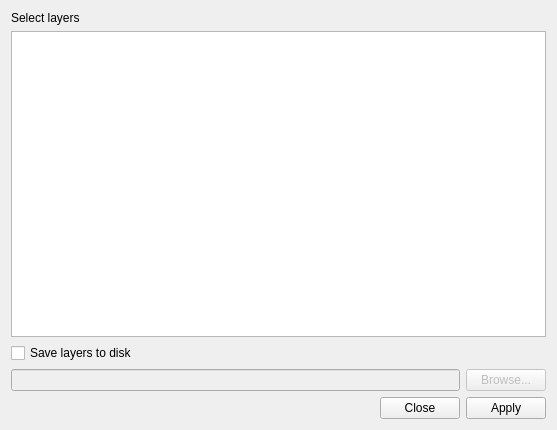
This is forms/hcmgis_opendata_form.ui in thangqd/HCMGIS as Qt 5 draws it before an edit. The edited form follows.
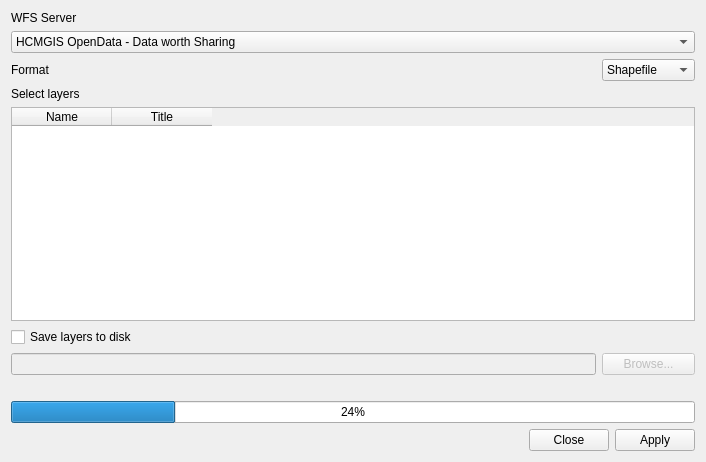
This is the edited form.

Commit message:
update download OpenData
update download OpenData

Diff of the .ui file:
```diff
--- a/forms/hcmgis_opendata_form.ui
+++ b/forms/hcmgis_opendata_form.ui
@@ -12,8 +12,8 @@
    <rect>
     <x>0</x>
     <y>0</y>
-    <width>557</width>
-    <height>430</height>
+    <width>706</width>
+    <height>462</height>
    </rect>
   </property>
   <property name="mouseTracking">
@@ -22,37 +22,169 @@
   <property name="windowTitle">
    <string>HCMGIS OpenData</string>
   </property>
-  <layout class="QVBoxLayout" name="verticalLayout">
-   <item>
-    <widget class="QLabel" name="label_4">
-     <property name="layoutDirection">
-      <enum>Qt::LeftToRight</enum>
-     </property>
-     <property name="text">
-      <string>Select layers</string>
-     </property>
-     <property name="alignment">
-      <set>Qt::AlignLeading|Qt::AlignLeft|Qt::AlignVCenter</set>
-     </property>
-    </widget>
-   </item>
-   <item>
-    <widget class="QListWidget" name="sourcelayers">
-     <property name="selectionMode">
-      <enum>QAbstractItemView::ExtendedSelection</enum>
-     </property>
-    </widget>
-   </item>
-   <item>
-    <widget class="QCheckBox" name="ChkSaveShapefile">
-     <property name="text">
-      <string>Save layers to disk</string>
-     </property>
-    </widget>
-   </item>
-   <item>
+  <layout class="QGridLayout" name="gridLayout_2">
+   <item row="4" column="0" colspan="2">
     <layout class="QGridLayout" name="gridLayout">
-     <item row="0" column="1">
+     <item row="4" column="1">
+      <widget class="QComboBox" name="CboFormat">
+       <item>
+        <property name="text">
+         <string>Shapefile</string>
+        </property>
+       </item>
+       <item>
+        <property name="text">
+         <string>SHAPE-ZIP</string>
+        </property>
+       </item>
+       <item>
+        <property name="text">
+         <string>JSON</string>
+        </property>
+       </item>
+       <item>
+        <property name="text">
+         <string>KML</string>
+        </property>
+       </item>
+       <item>
+        <property name="text">
+         <string>GML2</string>
+        </property>
+       </item>
+       <item>
+        <property name="text">
+         <string>GML3</string>
+        </property>
+       </item>
+      </widget>
+     </item>
+     <item row="4" column="0">
+      <widget class="QLabel" name="LblFormat">
+       <property name="text">
+        <string>Format</string>
+       </property>
+      </widget>
+     </item>
+     <item row="7" column="0" colspan="2">
+      <widget class="QTableWidget" name="TblWFSLayers">
+       <property name="sizePolicy">
+        <sizepolicy hsizetype="Expanding" vsizetype="Expanding">
+         <horstretch>0</horstretch>
+         <verstretch>0</verstretch>
+        </sizepolicy>
+       </property>
+       <property name="layoutDirection">
+        <enum>Qt::LeftToRight</enum>
+       </property>
+       <property name="dragDropMode">
+        <enum>QAbstractItemView::NoDragDrop</enum>
+       </property>
+       <property name="sortingEnabled">
+        <bool>true</bool>
+       </property>
+       <attribute name="horizontalHeaderCascadingSectionResizes">
+        <bool>false</bool>
+       </attribute>
+       <attribute name="horizontalHeaderStretchLastSection">
+        <bool>false</bool>
+       </attribute>
+       <column>
+        <property name="text">
+         <string>Name</string>
+        </property>
+       </column>
+       <column>
+        <property name="text">
+         <string>Title</string>
+        </property>
+       </column>
+      </widget>
+     </item>
+     <item row="3" column="0" colspan="2">
+      <widget class="QComboBox" name="cboWFSProvider">
+       <item>
+        <property name="text">
+         <string>HCMGIS OpenData - Data worth Sharing</string>
+        </property>
+       </item>
+       <item>
+        <property name="text">
+         <string>OpenDevelopmetMekong</string>
+        </property>
+       </item>
+       <item>
+        <property name="text">
+         <string>OpenDevelopmetCambodia</string>
+        </property>
+       </item>
+       <item>
+        <property name="text">
+         <string>OpenDevelopmentLao</string>
+        </property>
+       </item>
+       <item>
+        <property name="text">
+         <string>OpenDevelopmentMyanmar</string>
+        </property>
+       </item>
+       <item>
+        <property name="text">
+         <string>OpenDevelopmentVietnam</string>
+        </property>
+       </item>
+      </widget>
+     </item>
+     <item row="8" column="0" colspan="2">
+      <widget class="QCheckBox" name="ChkSaveShapefile">
+       <property name="text">
+        <string>Save layers to disk</string>
+       </property>
+      </widget>
+     </item>
+     <item row="0" column="0" colspan="2">
+      <widget class="QLabel" name="label">
+       <property name="text">
+        <string>WFS Server</string>
+       </property>
+      </widget>
+     </item>
+     <item row="6" column="0">
+      <widget class="QLabel" name="label_4">
+       <property name="layoutDirection">
+        <enum>Qt::LeftToRight</enum>
+       </property>
+       <property name="text">
+        <string>Select layers</string>
+       </property>
+       <property name="alignment">
+        <set>Qt::AlignLeading|Qt::AlignLeft|Qt::AlignVCenter</set>
+       </property>
+      </widget>
+     </item>
+     <item row="9" column="0">
+      <widget class="QLineEdit" name="LinOutputFolder">
+       <property name="enabled">
+        <bool>false</bool>
+       </property>
+       <property name="mouseTracking">
+        <bool>true</bool>
+       </property>
+       <property name="focusPolicy">
+        <enum>Qt::StrongFocus</enum>
+       </property>
+       <property name="acceptDrops">
+        <bool>false</bool>
+       </property>
+       <property name="text">
+        <string/>
+       </property>
+       <property name="readOnly">
+        <bool>true</bool>
+       </property>
+      </widget>
+     </item>
+     <item row="9" column="1">
       <widget class="QPushButton" name="BtnOutputFolder">
        <property name="enabled">
         <bool>false</bool>
@@ -68,31 +200,23 @@
        </property>
       </widget>
      </item>
-     <item row="0" column="0">
-      <widget class="QLineEdit" name="LinOutputFolder">
-       <property name="enabled">
-        <bool>false</bool>
+     <item row="11" column="0" colspan="2">
+      <widget class="QProgressBar" name="status">
+       <property name="value">
+        <number>24</number>
        </property>
-       <property name="mouseTracking">
-        <bool>true</bool>
-       </property>
-       <property name="focusPolicy">
-        <enum>Qt::StrongFocus</enum>
-       </property>
-       <property name="acceptDrops">
-        <bool>false</bool>
-       </property>
+      </widget>
+     </item>
+     <item row="10" column="0" colspan="2">
+      <widget class="QLabel" name="LblSattus">
        <property name="text">
         <string/>
        </property>
-       <property name="readOnly">
-        <bool>true</bool>
-       </property>
       </widget>
      </item>
     </layout>
    </item>
-   <item>
+   <item row="5" column="0" colspan="2">
     <widget class="QDialogButtonBox" name="BtnApplyClose">
      <property name="orientation">
       <enum>Qt::Horizontal</enum>
```
Left out of the diff: 1 changed line with no effect on the pictures. The commit also changes 50 other files.
